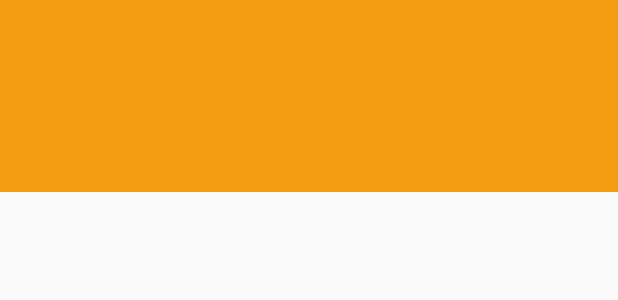
After one commit to CalibrePortable/CalibrePortable, an Android app: the layout activity_settings.xml on its own in the app's theme, with its tools: preview values and no code run, on a phone screen of 412 x 824 dp. The commit adds this screen. Shown: the top 300 px of the screen. Run offline under Robolectric (Android 15) with nearby library versions, the light colour scheme and no system bars.

Commit message:
增加设置功能

```diff
--- a/SmartLib/app/src/main/java/org/geeklub/smartlib/MainActivity.java
+++ b/SmartLib/app/src/main/java/org/geeklub/smartlib/MainActivity.java
@@ -123,6 +123,7 @@ public class MainActivity extends ActionBarActivity {
 
     switch (item.getItemId()) {
       case R.id.action_settings:
+        startActivity(new Intent(this,SettingsActivity.class));
         return true;
 
       case R.id.action_qr_code:
--- /dev/null
+++ b/SmartLib/app/src/main/res/layout/activity_settings.xml
@@ -0,0 +1,12 @@
+<?xml version="1.0" encoding="utf-8"?>
+
+<FrameLayout xmlns:android="http://schemas.android.com/apk/res/android"
+    android:id="@+id/content_frame"
+    android:layout_width="match_parent"
+    android:layout_height="match_parent">
+
+  <include layout="@layout/toolbar"/>
+
+
+
+</FrameLayout>
```
Also changed, not shown: SmartLib/app/src/main/AndroidManifest.xml (+16 -4 lines), SmartLib/app/src/main/java/org/geeklub/smartlib/SettingsActivity.java (added, +38 -0 lines), SmartLib/app/src/main/java/org/geeklub/smartlib/SettingsFragment.java (added, +10 -0 lines), SmartLib/app/src/main/java/org/geeklub/smartlib/services/NormaluserService.java (+7 -3 lines).
